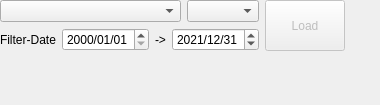
This is jaxaEarthApiDialog.ui in MIERUNE/qgis-jaxa-earth-plugin as Qt 5 draws it before an edit. The edited form follows.
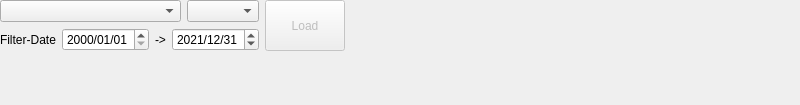
This is the edited form.

The edit to the form file:
```diff
--- a/jaxaEarthApiDialog.ui
+++ b/jaxaEarthApiDialog.ui
@@ -6,13 +6,13 @@
    <rect>
     <x>0</x>
     <y>0</y>
-    <width>380</width>
+    <width>800</width>
     <height>105</height>
    </rect>
   </property>
   <property name="minimumSize">
    <size>
-    <width>380</width>
+    <width>800</width>
     <height>105</height>
    </size>
   </property>
```
